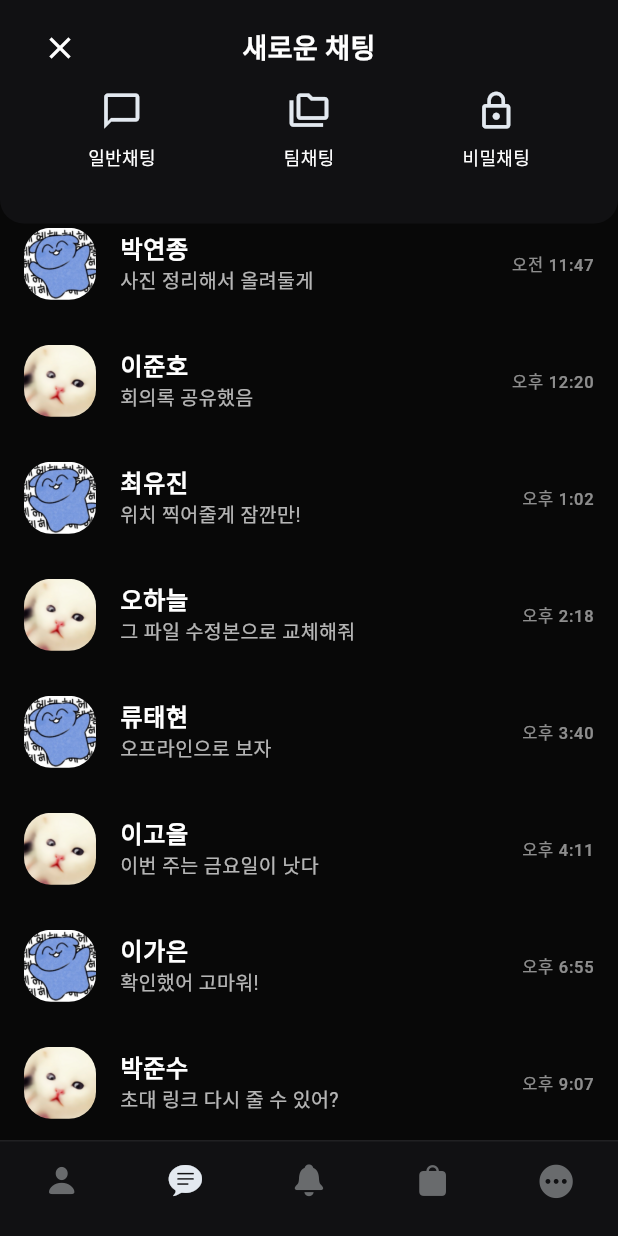
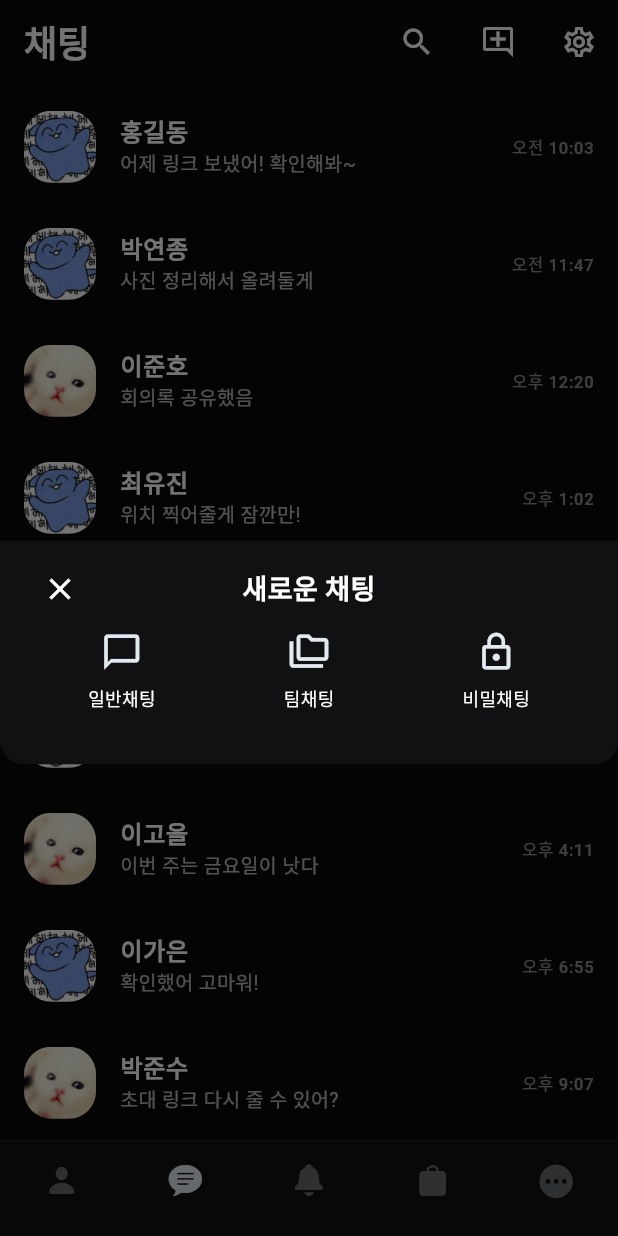
Before and after one commit to KakaoTalkClone/katalk, a Flutter app: the screen it shows after launch, scrolled down 182 dp, after a tap on the "add comment" icon, on a phone screen of 412 x 824 dp. Run offline on Flutter 3.47's test engine with Material 3 defaults, Android fonts, the phone set to English and light mode, and no system bars.

Commit message:
feat: 채팅 목록에서 채팅 누를 시 채팅방으로 들어가지도록 설정

```diff
--- a/lib/features/chats/screens/chats_page.dart
+++ b/lib/features/chats/screens/chats_page.dart
@@ -1,4 +1,3 @@
-// lib/features/chats/screens/chats_page.dart
 import 'package:flutter/material.dart';
 import '../../../core/constants/app_colors.dart';
 import '../data/dummy_chats.dart';
@@ -37,29 +36,14 @@ class ChatsPage extends StatelessWidget {
           gap,
           IconButton(
             onPressed: () {
-              showGeneralDialog(
+              showModalBottomSheet(
                 context: context,
-                barrierLabel: 'new-chat',
-                barrierDismissible: true,
-                barrierColor: Colors.transparent, // 아래 영역 투명 (뒤 화면 그대로 보임)
-                transitionDuration: const Duration(milliseconds: 220),
-                pageBuilder: (_, __, ___) => const SizedBox.shrink(),
-                transitionBuilder: (_, animation, __, ___) {
-                  final offset = Tween<Offset>(
-                    begin: const Offset(0, -1), // 위에서 시작
-                    end: Offset.zero,
-                  ).animate(CurvedAnimation(
-                    parent: animation,
-                    curve: Curves.easeOutCubic,
-                  ));
-                  return SlideTransition(
-                    position: offset,
-                    child: const NewChatSheet(),
-                  );
-                },
+                isScrollControlled: false,
+                backgroundColor: Colors.transparent,
+                barrierColor: Colors.black.withOpacity(0.55),
+                builder: (_) => const NewChatSheet(),
               );
             },
-
             tooltip: '새 대화',
             icon: const Icon(Icons.add_comment_outlined, color: AppColors.text),
             visualDensity: VisualDensity.compact,
@@ -92,12 +76,20 @@ class ChatsPage extends StatelessWidget {
             );
           }
           final c = kDummyChats[index - 1];
+          final name = c['name'] ?? '';
+
           return ChatListItem(
             avatar: c['avatar'] ?? '',
-            name: c['name'] ?? '',
+            name: name,
             message: c['message'] ?? '',
             time: c['time'] ?? '',
-            onTap: () {},
+            onTap: () {
+              Navigator.pushNamed(
+                context,
+                '/chat/room',
+                arguments: {'title': name},
+              );
+            },
           );
         },
       ),
```
